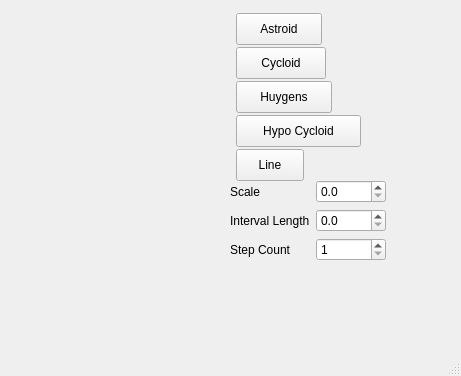
Qt form mainwindow.ui (g-gualeni/QtCurvesCPP) before a commit.
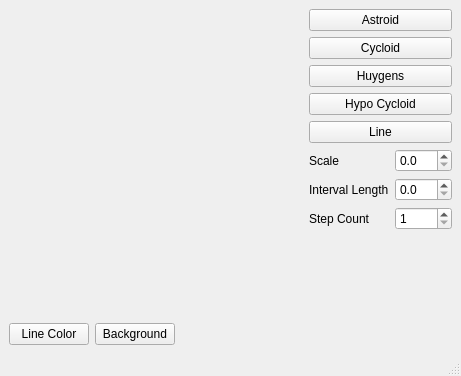
The same form after that commit. Custom widgets are drawn as their Qt base class.

Commit message: Can Change background and shape colors. Layout updated

The edit to the form file:
```diff
--- a/mainwindow.ui
+++ b/mainwindow.ui
@@ -14,90 +14,83 @@
    <string>MainWindow</string>
   </property>
   <widget class="QWidget" name="centralwidget">
-   <widget class="RenderArea" name="renderArea" native="true">
-    <property name="geometry">
-     <rect>
-      <x>13</x>
-      <y>13</y>
-      <width>213</width>
-      <height>230</height>
-     </rect>
-    </property>
-   </widget>
+   <layout class="QHBoxLayout" name="horizontalLayout_2">
+    <item>
+     <layout class="QVBoxLayout" name="verticalLayout">
+      <item>
+       <widget class="RenderArea" name="renderArea" native="true"/>
+      </item>
+      <item>
+       <layout class="QHBoxLayout" name="horizontalLayout">
+        <item>
+         <widget class="QPushButton" name="btnLineColor">
+          <property name="text">
+           <string>Line Color</string>
+          </property>
+         </widget>
+        </item>
+        <item>
+         <widget class="QPushButton" name="btnBackgroundColor">
+          <property name="text">
+           <string>Background</string>
+          </property>
+         </widget>
+        </item>
+        <item>
+         <spacer name="horizontalSpacer">
+          <property name="orientation">
+           <enum>Qt::Horizontal</enum>
+          </property>
+          <property name="sizeHint" stdset="0">
+           <size>
+            <width>40</width>
+            <height>20</height>
+           </size>
+          </property>
+         </spacer>
+        </item>
+       </layout>
+      </item>
+     </layout>
+    </item>
+    <item>
+     <layout class="QVBoxLayout" name="verticalLayout_2">
+      <item>
    <widget class="QPushButton" name="btnAstroid">
-    <property name="geometry">
-     <rect>
-      <x>236</x>
-      <y>13</y>
-      <width>86</width>
-      <height>32</height>
-     </rect>
-    </property>
     <property name="text">
      <string>Astroid</string>
     </property>
    </widget>
+      </item>
+      <item>
    <widget class="QPushButton" name="btnCycloid">
-    <property name="geometry">
-     <rect>
-      <x>236</x>
-      <y>47</y>
-      <width>90</width>
-      <height>32</height>
-     </rect>
-    </property>
     <property name="text">
      <string>Cycloid</string>
     </property>
    </widget>
+      </item>
+      <item>
    <widget class="QPushButton" name="btnHuygens">
-    <property name="geometry">
-     <rect>
-      <x>236</x>
-      <y>81</y>
-      <width>96</width>
-      <height>32</height>
-     </rect>
-    </property>
     <property name="text">
      <string>Huygens</string>
     </property>
    </widget>
+      </item>
+      <item>
    <widget class="QPushButton" name="btnHypo">
-    <property name="geometry">
-     <rect>
-      <x>236</x>
-      <y>115</y>
-      <width>125</width>
-      <height>32</height>
-     </rect>
-    </property>
     <property name="text">
      <string>Hypo Cycloid</string>
     </property>
    </widget>
+      </item>
+      <item>
    <widget class="QPushButton" name="btnLine">
-    <property name="geometry">
-     <rect>
-      <x>236</x>
-      <y>149</y>
-      <width>68</width>
-      <height>32</height>
-     </rect>
-    </property>
     <property name="text">
      <string>Line</string>
     </property>
    </widget>
-   <widget class="QWidget" name="">
-    <property name="geometry">
-     <rect>
-      <x>230</x>
-      <y>180</y>
-      <width>156</width>
-      <height>85</height>
-     </rect>
-    </property>
+      </item>
+      <item>
     <layout class="QFormLayout" name="formLayout">
      <item row="0" column="0">
       <widget class="QLabel" name="label">
@@ -151,7 +144,23 @@
       </widget>
      </item>
     </layout>
-   </widget>
+      </item>
+      <item>
+       <spacer name="verticalSpacer">
+        <property name="orientation">
+         <enum>Qt::Vertical</enum>
+        </property>
+        <property name="sizeHint" stdset="0">
+         <size>
+          <width>20</width>
+          <height>40</height>
+         </size>
+        </property>
+       </spacer>
+      </item>
+     </layout>
+    </item>
+   </layout>
   </widget>
   <widget class="QStatusBar" name="statusbar"/>
  </widget>
```
Left out of the diff: 20 changed lines with no effect on the pictures. Lines whose indentation alone changed are shown as unchanged. The commit also changes 5 other files.
